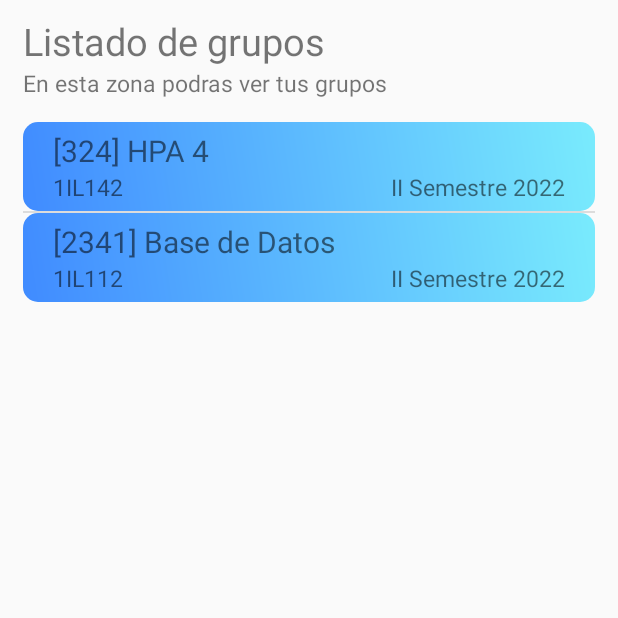
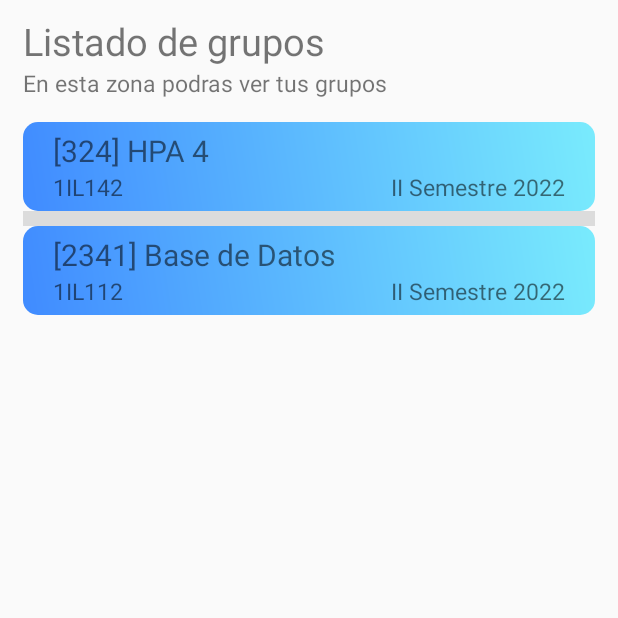
Before and after one commit to ericMaxon/HCP_PF, an Android app: the GroupListActivity screen opened directly, with no data from a screen before it, on a phone screen of 412 x 824 dp, the top half of it. Run offline under Robolectric (Android 15) with nearby library versions, the phone set to English and light mode, and no system bars.

Commit message:
Editado el activity_group_list.xml y el layout_asignaciones.xml

```diff
--- a/app/src/main/res/layout/activity_group_list.xml
+++ b/app/src/main/res/layout/activity_group_list.xml
@@ -44,7 +44,8 @@
             android:id="@+id/group_lvGrupos"
             android:layout_width="match_parent"
             android:layout_height="wrap_content"
-            android:layout_marginHorizontal="15dp"></ListView>
+            android:layout_marginHorizontal="15dp"
+            android:dividerHeight="10dp"></ListView>
 
     </RelativeLayout>
 
--- a/app/src/main/res/layout/layout_asignaciones.xml
+++ b/app/src/main/res/layout/layout_asignaciones.xml
@@ -2,8 +2,7 @@
 <RelativeLayout xmlns:android="http://schemas.android.com/apk/res/android"
     android:layout_width="match_parent"
     android:layout_height="wrap_content"
-    style="@style/listviewContent"
-    android:layout_marginVertical="10dp">
+    style="@style/listviewContent">
 
 
     <TextView
```
